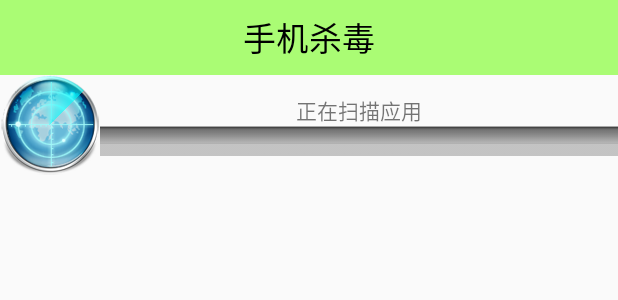
After one commit to githubRonda/MobileSafe, an Android app: the layout activity_anit_virus.xml on its own in the app's theme, with its tools: preview values and no code run, on a phone screen of 412 x 824 dp. The commit adds this screen. Shown: the top 300 px of the screen. Run offline under Robolectric (Android 15) with nearby library versions, the phone set to English and light mode, and no system bars.

Commit message:
手机杀毒完成

```diff
--- a/app/src/main/AndroidManifest.xml
+++ b/app/src/main/AndroidManifest.xml
@@ -175,6 +175,8 @@
         <activity android:name=".activity.EnterPwdActivity"
             android:launchMode="singleInstance"
             android:excludeFromRecents="true"/>
+        <activity android:name=".activity.AnitVirusActivity"
+                  android:configChanges="orientation|screenSize|keyboardHidden"/>
     </application>
 
 </manifest>
--- a/app/src/main/java/com/ronda/mobilesafe/activity/SplashActivity.java
+++ b/app/src/main/java/com/ronda/mobilesafe/activity/SplashActivity.java
@@ -95,6 +95,7 @@ public class SplashActivity extends AppCompatActivity {
     private void initDB() {
         copyDB("address.db"); // 拷贝归属地查询数据库
         copyDB("commonnum.db"); //拷贝常用号码数据库
+        copyDB("antivirus.db"); //拷贝病毒数据库
     }
 
     /**
--- a/app/src/main/java/com/ronda/mobilesafe/service/WatchDogService.java
+++ b/app/src/main/java/com/ronda/mobilesafe/service/WatchDogService.java
@@ -4,7 +4,6 @@ import android.app.ActivityManager;
 import android.app.Service;
 import android.content.BroadcastReceiver;
 import android.content.ComponentName;
-import android.content.ContentResolver;
 import android.content.Context;
 import android.content.Intent;
 import android.content.IntentFilter;
--- /dev/null
+++ b/app/src/main/res/drawable/bg_progress_bar.xml
@@ -0,0 +1,19 @@
+<?xml version="1.0" encoding="utf-8"?>
+<layer-list xmlns:android="http://schemas.android.com/apk/res/android">
+     <!-- 滑竿背景 -->
+    <item
+        android:id="@android:id/background"
+        android:drawable="@drawable/security_progress_bg"/>
+
+    <!-- 第二进度条式样 (相当于看视频时的缓冲进度) -->
+    <item
+        android:id="@android:id/secondaryProgress"
+        android:drawable="@drawable/security_progress"
+        />
+
+    <!-- 进度条式样 (相当于看视频时的观看进度) -->
+    <item
+        android:id="@android:id/progress"
+        android:drawable="@drawable/security_progress"/>
+
+</layer-list>
--- /dev/null
+++ b/app/src/main/res/layout/activity_anit_virus.xml
@@ -0,0 +1,81 @@
+<?xml version="1.0" encoding="utf-8"?>
+<LinearLayout
+    xmlns:android="http://schemas.android.com/apk/res/android"
+    android:layout_width="match_parent"
+    android:layout_height="match_parent"
+    android:orientation="vertical"
+    >
+
+    <TextView
+        style="@style/TitleStyle"
+        android:text="手机杀毒"
+        />
+
+    <LinearLayout
+        android:layout_width="match_parent"
+        android:layout_height="wrap_content"
+        android:orientation="horizontal"
+        >
+
+        <FrameLayout
+            android:layout_width="wrap_content"
+            android:layout_height="wrap_content"
+            >
+
+            <ImageView
+                android:layout_width="wrap_content"
+                android:layout_height="wrap_content"
+                android:src="@drawable/ic_scanner_malware"
+                />
+
+            <ImageView
+                android:id="@+id/iv_scanning"
+                android:layout_width="wrap_content"
+                android:layout_height="wrap_content"
+                android:src="@drawable/act_scanning_03"
+                />
+        </FrameLayout>
+
+        <LinearLayout
+            android:layout_width="match_parent"
+            android:layout_height="match_parent"
+            android:gravity="center"
+            android:orientation="vertical"
+            >
+
+            <TextView
+                android:id="@+id/tv_name"
+                android:layout_width="wrap_content"
+                android:layout_height="wrap_content"
+                android:text="正在扫描应用"
+                />
+
+            <!-- 自定义进度条图片(三种类型) -->
+            <ProgressBar
+                android:id="@+id/pb"
+                style="@android:style/Widget.ProgressBar.Horizontal"
+                android:layout_width="match_parent"
+                android:layout_height="wrap_content"
+                android:progressDrawable="@drawable/bg_progress_bar"
+                />
+
+        </LinearLayout>
+
+    </LinearLayout>
+
+    <!-- ScrollView只能有一个直接子节点 -->
+    <ScrollView
+        android:layout_width="match_parent"
+        android:layout_height="wrap_content"
+        >
+        <LinearLayout
+            android:id="@+id/ll_add_text"
+            android:layout_width="match_parent"
+            android:layout_height="wrap_content"
+            android:orientation="vertical"
+            >
+
+        </LinearLayout>
+    </ScrollView>
+
+</LinearLayout>
```
Also changed, not shown: app/src/main/java/com/ronda/mobilesafe/activity/AnitVirusActivity.java (added, +259 -0 lines), app/src/main/java/com/ronda/mobilesafe/activity/HomeActivity.java (+8 -8 lines), app/src/main/java/com/ronda/mobilesafe/db/dao/VirusDao.java (added, +58 -0 lines), app/src/main/java/com/ronda/mobilesafe/utils/MD5Utils.java (+43 -0 lines), app/src/main/assets/antivirus.db (added), app/src/main/res/drawable-hdpi/act_scanning_03.png (added), app/src/main/res/drawable-hdpi/ic_scanner_malware.png (added), app/src/main/res/drawable-hdpi/security_progress.png (added), app/src/main/res/drawable-hdpi/security_progress_bg.png (added), 1 other file.
